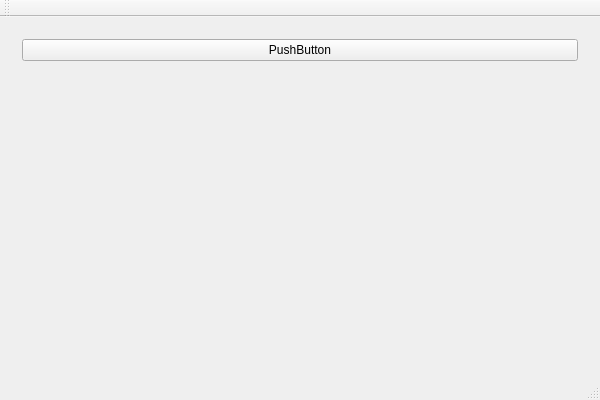
This is src/gui/MainWindow.ui in zer0main/bacteria-ui as Qt 5 draws it before an edit. The edited form follows.
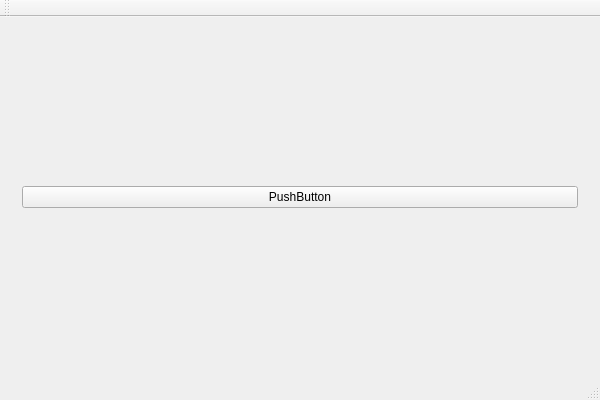
This is the edited form.

Commit message:
Move teamsList to gamepage
List of teams and matching (team - color) must be situated
near the game board.

The edit to the form file:
```diff
--- a/src/gui/MainWindow.ui
+++ b/src/gui/MainWindow.ui
@@ -21,7 +21,7 @@
        <number>0</number>
       </property>
       <widget class="QWidget" name="startpage">
-       <layout class="QGridLayout" name="gridLayout_2" rowstretch="0,0">
+       <layout class="QGridLayout" name="gridLayout_2" rowstretch="0">
         <item row="0" column="0">
          <widget class="QPushButton" name="fileButton">
           <property name="text">
@@ -29,13 +29,6 @@
           </property>
          </widget>
         </item>
-        <item row="1" column="0">
-         <widget class="QLabel" name="teamsList">
-          <property name="text">
-           <string/>
-          </property>
-         </widget>
-        </item>
        </layout>
       </widget>
       <widget class="QWidget" name="gamepage">
@@ -43,6 +36,13 @@
         <item row="0" column="0">
          <widget class="QTableView" name="tableView"/>
         </item>
+        <item row="1" column="0">
+         <widget class="QLabel" name="teamsList">
+          <property name="text">
+           <string/>
+          </property>
+         </widget>
+        </item>
        </layout>
       </widget>
      </widget>
```
